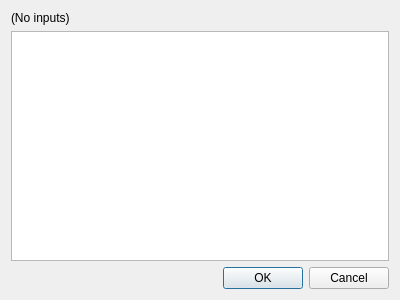
Above: gui/src/nodeeditor.ui from NotSpooky/Espuki before the change. Below: the same form after it.
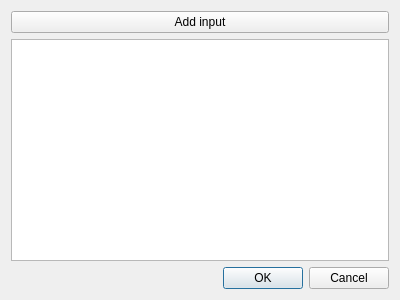
That is the form after the change.

Patch:
```diff
--- a/gui/src/nodeeditor.ui
+++ b/gui/src/nodeeditor.ui
@@ -15,11 +15,15 @@
   </property>
   <layout class="QVBoxLayout" name="verticalLayout">
    <item>
-    <widget class="QLabel" name="inputs">
+    <layout class="QHBoxLayout" name="inputsLayout">
+     <item>
+      <widget class="QPushButton" name="addInput">
      <property name="text">
-      <string>(No inputs)</string>
-     </property>
-    </widget>
+        <string>Add input</string>
+       </property>
+      </widget>
+     </item>
+    </layout>
    </item>
    <item>
     <widget class="QTextEdit" name="textEdit"/>
```
Left out of the diff: 4 changed lines with no effect on the pictures. Lines whose indentation alone changed are shown as unchanged.
